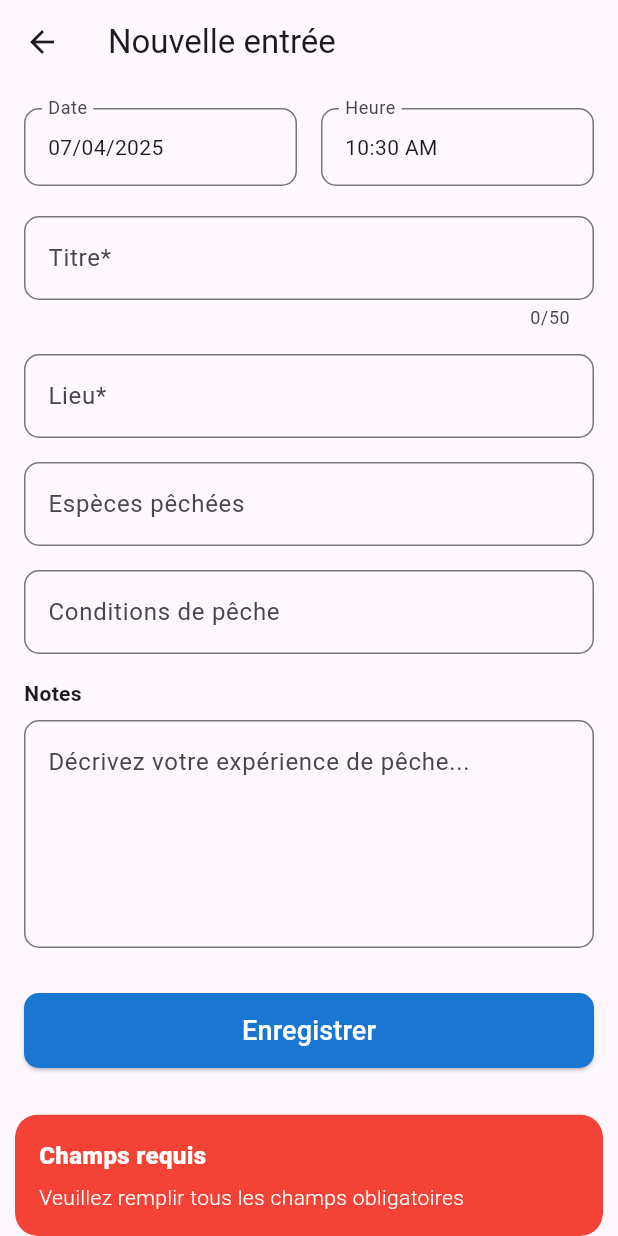
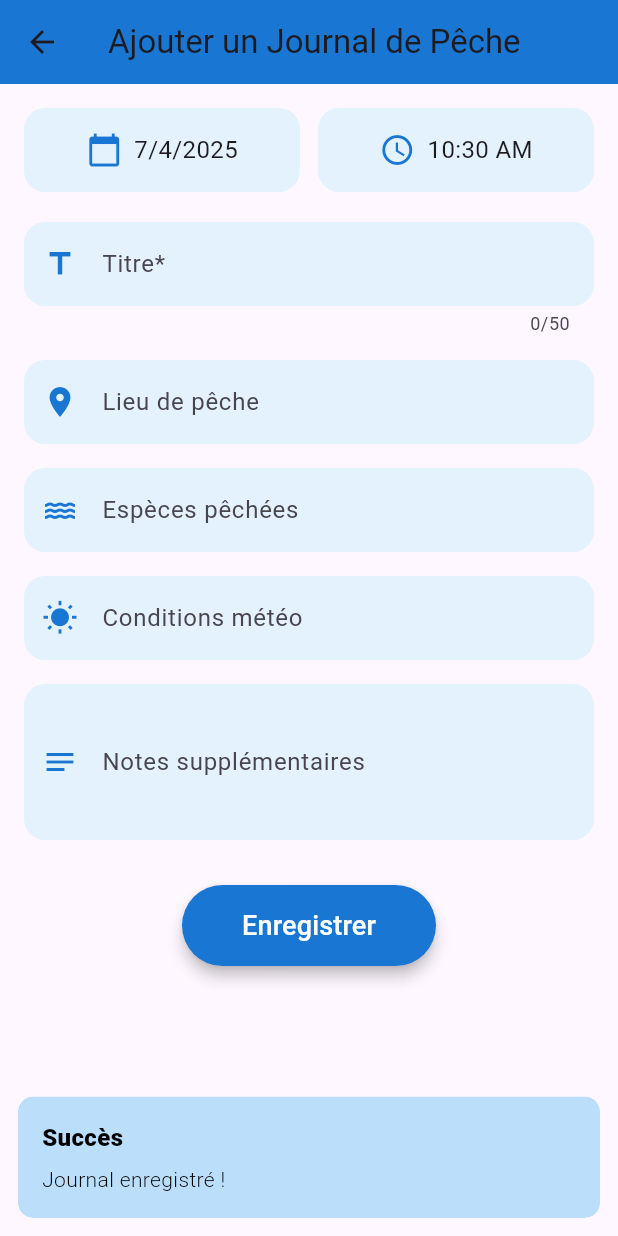
Before and after one commit to azzachater/fish_app, a Flutter app: the AddJournalPage screen opened directly, after a tap on "Enregistrer", on a phone screen of 412 x 824 dp. Run offline on Flutter 3.47's test engine with Material 3 defaults, Android fonts, the phone set to English and light mode, and no system bars; our stand-ins replace fl_chart, flutter_secure_storage, font_awesome_flutter, get, google_fonts, google_nav_bar and 3 more; missing offline and left inert: flutter_osm_plugin; accounts and stored records are empty; network calls fail.

```diff
--- a/lib/screens/journal/add_journal_page.dart
+++ b/lib/screens/journal/add_journal_page.dart
@@ -1,265 +1,253 @@
-import 'package:fish_app/controller/journal_controller.dart';
 import 'package:fish_app/models/fishingJournal.dart';
 import 'package:flutter/material.dart';
 import 'package:get/get.dart';
-import 'package:intl/intl.dart';
 
-class AddJournalPage extends StatelessWidget {
+class AddJournalPage extends StatefulWidget {
   final FishingJournal? entry;
-  final JournalController journalController = Get.find<JournalController>();
+  const AddJournalPage({Key? key, this.entry}) : super(key: key);
+
+  @override
+  State<AddJournalPage> createState() => _AddJournalPageState();
+}
+
+class _AddJournalPageState extends State<AddJournalPage>
+    with SingleTickerProviderStateMixin {
   final TextEditingController _titleController = TextEditingController();
   final TextEditingController _locationController = TextEditingController();
   final TextEditingController _speciesController = TextEditingController();
   final TextEditingController _conditionsController = TextEditingController();
   final TextEditingController _notesController = TextEditingController();
-  final Rx<DateTime> _selectedDate = DateTime.now().obs;
-  final Rx<TimeOfDay> _selectedTime = TimeOfDay.now().obs;
 
-  AddJournalPage({super.key, this.entry}) {
-    if (entry != null) {
-      _titleController.text = entry!.title;
-      _locationController.text = entry!.location;
-      _speciesController.text = entry!.speciesCaught;
-      _conditionsController.text = entry!.fishingConditions;
-      _notesController.text = entry!.notes;
-      _selectedDate.value = DateFormat('yyyy-MM-dd').parse(entry!.date);
-      _selectedTime.value = _parseTime(entry!.time);
+  DateTime _selectedDate = DateTime.now();
+  TimeOfDay _selectedTime = TimeOfDay.now();
+
+  late AnimationController _animationController;
+  late Animation<Offset> _slideAnimation;
+  late Animation<double> _fadeAnimation;
+
+  @override
+  void initState() {
+    super.initState();
+    _animationController = AnimationController(
+      duration: const Duration(milliseconds: 600),
+      vsync: this,
+    );
+
+    _slideAnimation = Tween<Offset>(
+      begin: const Offset(0, 0.2),
+      end: Offset.zero,
+    ).animate(
+      CurvedAnimation(parent: _animationController, curve: Curves.easeOut),
+    );
+
+    _fadeAnimation = Tween<double>(begin: 0, end: 1).animate(
+      CurvedAnimation(parent: _animationController, curve: Curves.easeIn),
+    );
+
+    _animationController.forward();
+  }
+
+  @override
+  void dispose() {
+    _animationController.dispose();
+    _titleController.dispose();
+    _locationController.dispose();
+    _speciesController.dispose();
+    _conditionsController.dispose();
+    _notesController.dispose();
+    super.dispose();
+  }
+
+  Future<void> _selectDate() async {
+    final DateTime? picked = await showDatePicker(
+      context: context,
+      initialDate: _selectedDate,
+      firstDate: DateTime(2020),
+      lastDate: DateTime(2100),
+    );
+    if (picked != null) {
+      setState(() {
+        _selectedDate = picked;
+      });
     }
   }
 
-  TimeOfDay _parseTime(String time) {
-    final parts = time.split(':');
-    return TimeOfDay(hour: int.parse(parts[0]), minute: int.parse(parts[1]));
+  Future<void> _selectTime() async {
+    final TimeOfDay? picked = await showTimePicker(
+      context: context,
+      initialTime: _selectedTime,
+    );
+    if (picked != null) {
+      setState(() {
+        _selectedTime = picked;
+      });
+    }
+  }
+
+  Widget _buildStyledTextField({
+    required TextEditingController controller,
+    required String label,
+    IconData? icon,
+    int maxLines = 1,
+    int? maxLength,
+    String? hint,
+  }) {
+    return TextField(
+      controller: controller,
+      maxLines: maxLines,
+      maxLength: maxLength,
+      decoration: InputDecoration(
+        labelText: label,
+        hintText: hint,
+        prefixIcon: icon != null ? Icon(icon, color: Colors.blue[700]) : null,
+        filled: true,
+        fillColor: Colors.blue[50],
+        border: OutlineInputBorder(
+          borderRadius: BorderRadius.circular(14),
+          borderSide: BorderSide.none,
+        ),
+      ),
+    );
+  }
+
+  void _saveJournal() {
+    Get.snackbar(
+      "Succès",
+      "Journal enregistré !",
+      backgroundColor: Colors.blue[100],
+      colorText: Colors.black,
+      snackPosition: SnackPosition.BOTTOM,
+      margin: const EdgeInsets.all(12),
+      borderRadius: 10,
+    );
   }
 
   @override
   Widget build(BuildContext context) {
     return Scaffold(
       appBar: AppBar(
-        title: Text(entry == null ? 'Nouvelle entrée' : 'Modifier entrée'),
-        actions: [
-          if (entry != null)
-            IconButton(
-              icon: const Icon(Icons.delete, color: Colors.red),
-              onPressed: _confirmDelete,
+        title: const Text("Ajouter un Journal de Pêche"),
+        backgroundColor: Colors.blue[700],
       ),
-        ],
-      ),
-      body: SingleChildScrollView(
+      body: FadeTransition(
+        opacity: _fadeAnimation,
+        child: SlideTransition(
+          position: _slideAnimation,
+          child: SingleChildScrollView(
             padding: const EdgeInsets.all(16),
             child: Column(
               children: [
-            _buildDateTimeSelector(context),
-            const SizedBox(height: 20),
-            _buildTitleField(),
-            const SizedBox(height: 16),
-            _buildLocationField(),
-            const SizedBox(height: 16),
-            _buildSpeciesField(),
-            const SizedBox(height: 16),
-            _buildConditionsField(),
-            const SizedBox(height: 16),
-            _buildNotesField(),
-            const SizedBox(height: 30),
-            _buildSaveButton(),
-          ],
-        ),
-      ),
-    );
-  }
-
-  Widget _buildDateTimeSelector(BuildContext context) {
-    return Row(
+                Row(
                   children: [
                     Expanded(
-          child: Obx(
-            () => InkWell(
-              onTap: () => _selectDate(context),
-              borderRadius: BorderRadius.circular(10),
-              child: InputDecorator(
-                decoration: InputDecoration(
-                  labelText: 'Date',
-                  border: OutlineInputBorder(
-                    borderRadius: BorderRadius.circular(10),
+                      child: GestureDetector(
+                        onTap: _selectDate,
+                        child: Container(
+                          padding: const EdgeInsets.symmetric(vertical: 16),
+                          decoration: BoxDecoration(
+                            color: Colors.blue[50],
+                            borderRadius: BorderRadius.circular(14),
                           ),
+                          child: Row(
+                            mainAxisAlignment: MainAxisAlignment.center,
+                            children: [
+                              Icon(
+                                Icons.calendar_today,
+                                color: Colors.blue[700],
                               ),
-                child: Text(
-                  DateFormat('dd/MM/yyyy').format(_selectedDate.value),
+                              const SizedBox(width: 8),
+                              Text(
+                                "${_selectedDate.day}/${_selectedDate.month}/${_selectedDate.year}",
+                                style: const TextStyle(fontSize: 16),
+                              ),
+                            ],
                           ),
                         ),
                       ),
                     ),
+                    const SizedBox(width: 12),
+                    Expanded(
+                      child: GestureDetector(
+                        onTap: _selectTime,
+                        child: Container(
+                          padding: const EdgeInsets.symmetric(vertical: 16),
+                          decoration: BoxDecoration(
+                            color: Colors.blue[50],
+                            borderRadius: BorderRadius.circular(14),
                           ),
-        const SizedBox(width: 16),
-        Expanded(
-          child: Obx(
-            () => InkWell(
-              onTap: () => _selectTime(context),
-              borderRadius: BorderRadius.circular(10),
-              child: InputDecorator(
-                decoration: InputDecoration(
-                  labelText: 'Heure',
-                  border: OutlineInputBorder(
-                    borderRadius: BorderRadius.circular(10),
+                          child: Row(
+                            mainAxisAlignment: MainAxisAlignment.center,
+                            children: [
+                              Icon(Icons.access_time, color: Colors.blue[700]),
+                              const SizedBox(width: 8),
+                              Text(
+                                _selectedTime.format(context),
+                                style: const TextStyle(fontSize: 16),
                               ),
-                ),
-                child: Text(_selectedTime.value.format(context)),
+                            ],
                           ),
                         ),
                       ),
                     ),
                   ],
-    );
-  }
-
-  Widget _buildTitleField() {
-    return TextField(
+                ),
+                const SizedBox(height: 20),
+                _buildStyledTextField(
                   controller: _titleController,
-      decoration: InputDecoration(
-        labelText: 'Titre*',
-        border: OutlineInputBorder(borderRadius: BorderRadius.circular(10)),
+                  label: 'Titre*',
+                  icon: Icons.title,
+                  maxLength: 50,
                 ),
-      maxLength: 50,
-    );
-  }
-
-  Widget _buildLocationField() {
-    return TextField(
+                const SizedBox(height: 16),
+                _buildStyledTextField(
                   controller: _locationController,
-      decoration: InputDecoration(
-        labelText: 'Lieu*',
-        border: OutlineInputBorder(borderRadius: BorderRadius.circular(10)),
+                  label: 'Lieu de pêche',
+                  icon: Icons.place,
                 ),
-    );
-  }
-
-  Widget _buildSpeciesField() {
-    return TextField(
+                const SizedBox(height: 16),
+                _buildStyledTextField(
                   controller: _speciesController,
-      decoration: InputDecoration(
-        labelText: 'Espèces pêchées',
-        border: OutlineInputBorder(borderRadius: BorderRadius.circular(10)),
+                  label: 'Espèces pêchées',
+                  icon: Icons.water, // more intuitive than iso
                 ),
-    );
-  }
-
-  Widget _buildConditionsField() {
-    return TextField(
+                const SizedBox(height: 16),
+                _buildStyledTextField(
                   controller: _conditionsController,
-      decoration: InputDecoration(
-        labelText: 'Conditions de pêche',
-        border: OutlineInputBorder(borderRadius: BorderRadius.circular(10)),
+                  label: 'Conditions météo',
+                  icon: Icons.wb_sunny,
                 ),
-    );
-  }
-
-  Widget _buildNotesField() {
-    return Column(
-      crossAxisAlignment: CrossAxisAlignment.start,
-      children: [
-        const Text('Notes', style: TextStyle(fontWeight: FontWeight.bold)),
-        const SizedBox(height: 8),
-        TextField(
+                const SizedBox(height: 16),
+                _buildStyledTextField(
                   controller: _notesController,
-          maxLines: 5,
-          decoration: InputDecoration(
-            hintText: 'Décrivez votre expérience de pêche...',
-            border: OutlineInputBorder(borderRadius: BorderRadius.circular(10)),
+                  label: 'Notes supplémentaires',
+                  icon: Icons.notes,
+                  maxLines: 3,
+                ),
+                const SizedBox(height: 30),
+                ElevatedButton(
+                  style: ElevatedButton.styleFrom(
+                    backgroundColor: Colors.blue[700],
+                    foregroundColor: Colors.white,
+                    shape: RoundedRectangleBorder(
+                      borderRadius: BorderRadius.circular(30),
+                    ),
+                    elevation: 4,
+                    padding: const EdgeInsets.symmetric(
+                      horizontal: 40,
+                      vertical: 14,
+                    ),
+                  ),
+                  onPressed: _saveJournal,
+                  child: const Text(
+                    'Enregistrer',
+                    style: TextStyle(fontSize: 18),
                   ),
                 ),
               ],
-    );
-  }
-
-  Widget _buildSaveButton() {
-    return SizedBox(
-      width: double.infinity,
-      height: 50,
-      child: ElevatedButton(
-        onPressed: _saveJournal,
-        style: ElevatedButton.styleFrom(
-          backgroundColor: Colors.blue[700],
-          shape: RoundedRectangleBorder(
-            borderRadius: BorderRadius.circular(10),
             ),
           ),
-        child: Text(
-          entry == null ? 'Enregistrer' : 'Mettre à jour',
-          style: const TextStyle(fontSize: 18, color: Colors.white),
         ),
       ),
     );
   }
-
-  Future<void> _selectDate(BuildContext context) async {
-    final picked = await showDatePicker(
-      context: context,
-      initialDate: _selectedDate.value,
-      firstDate: DateTime(2000),
-      lastDate: DateTime(2100),
-    );
-    if (picked != null) {
-      _selectedDate.value = picked;
 }
-  }
-
-  Future<void> _selectTime(BuildContext context) async {
-    final picked = await showTimePicker(
-      context: context,
-      initialTime: _selectedTime.value,
-    );
-    if (picked != null) {
-      _selectedTime.value = picked;
-    }
-  }
-
-  void _saveJournal() {
-    if (_titleController.text.isEmpty || _locationController.text.isEmpty) {
-      Get.snackbar(
-        'Champs requis',
-        'Veuillez remplir tous les champs obligatoires',
-        snackPosition: SnackPosition.BOTTOM,
-        backgroundColor: Colors.red,
-        colorText: Colors.white,
-      );
-      return;
-    }
-
-    final journalData = FishingJournal(
-      id: entry?.id ?? DateTime.now().millisecondsSinceEpoch.toString(),
-      title: _titleController.text,
-      location: _locationController.text,
-      speciesCaught: _speciesController.text,
-      fishingConditions: _conditionsController.text,
-      notes: _notesController.text,
-      date: DateFormat('yyyy-MM-dd').format(_selectedDate.value),
-      time: '${_selectedTime.value.hour}:${_selectedTime.value.minute}',
-    );
-
-    if (entry == null) {
-      journalController.addEntry(journalData);
-    } else {
-      journalController.updateEntry(entry!.id, journalData);
-    }
-
-    Get.back(result: journalData);
-  }
-
-  void _confirmDelete() {
-    Get.defaultDialog(
-      title: 'Confirmer la suppression',
-      content: const Text('Voulez-vous vraiment supprimer cette entrée ?'),
-      actions: [
-        TextButton(onPressed: () => Get.back(), child: const Text('Annuler')),
-        TextButton(
-          onPressed: () {
-            journalController.deleteEntry(entry!.id);
-            Get.back();
-            Get.back();
-          },
-          child: const Text('Supprimer', style: TextStyle(color: Colors.red)),
-        ),
-      ],
-    );
-  }
-}
--- a/lib/screens/journal/journal_app_bar.dart
+++ b/lib/screens/journal/journal_app_bar.dart
@@ -1,4 +1,6 @@
+import 'package:fish_app/screens/social_network/social_home_page.dart';
 import 'package:flutter/material.dart';
+import 'package:get/get.dart';
 
 class JournalAppBar extends StatelessWidget implements PreferredSizeWidget {
   final String selectedView;
@@ -24,8 +26,8 @@ class JournalAppBar extends StatelessWidget implements PreferredSizeWidget {
       backgroundColor: Colors.transparent,
       elevation: 0,
       leading: IconButton(
-        onPressed: () {
-          Navigator.pop(context);
+        onPressed: () async {
+          await Get.offAll(() => SocialHomePage());
         },
         icon: const Icon(Icons.arrow_back, color: Colors.black),
       ),
--- a/pubspec.yaml
+++ b/pubspec.yaml
@@ -33,7 +33,6 @@ dependencies:
   image_picker: ^1.0.2
   google_fonts: ^6.1.0
   logger: ^2.5.0
-  font_awesome_flutter: ^10.0.0
   permission_handler: ^11.4.0
 
   # The following adds the Cupertino Icons font to your application.
@@ -56,6 +55,7 @@ dependencies:
   path: ^1.9.0
   fl_chart: ^0.66.2 # pour afficher le graphique
   weather_icons: ^3.0.0
+  font_awesome_flutter: ^10.5.0
 
 dev_dependencies:
   flutter_test:
```
Lines whose indentation alone changed are shown as unchanged.
